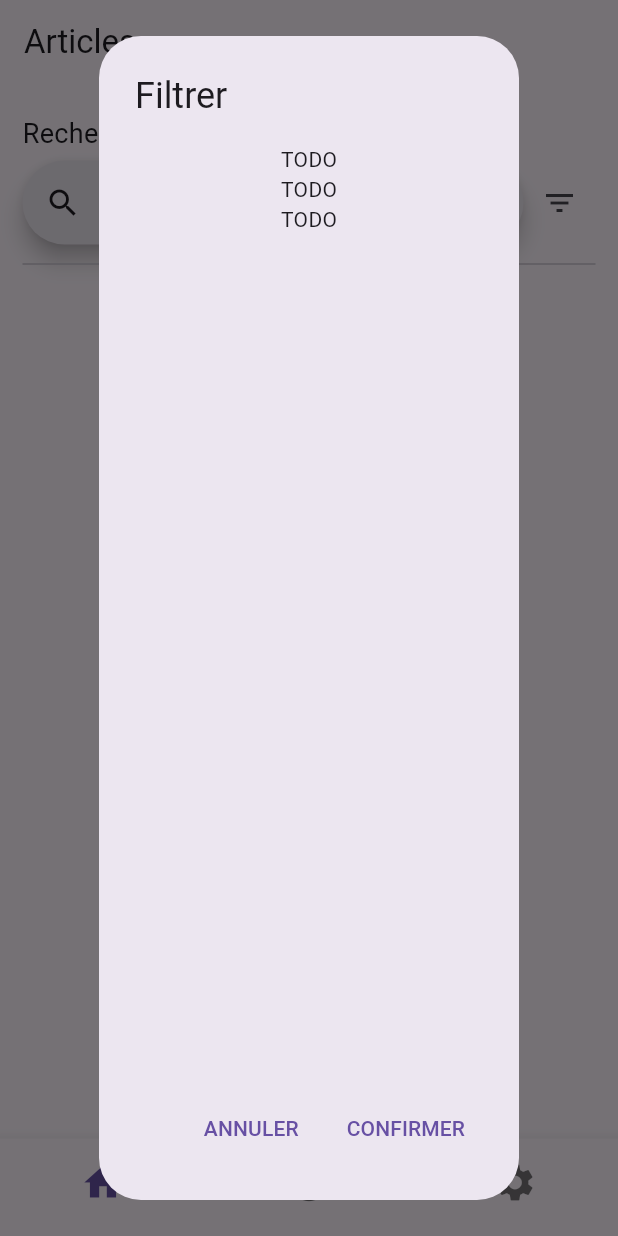
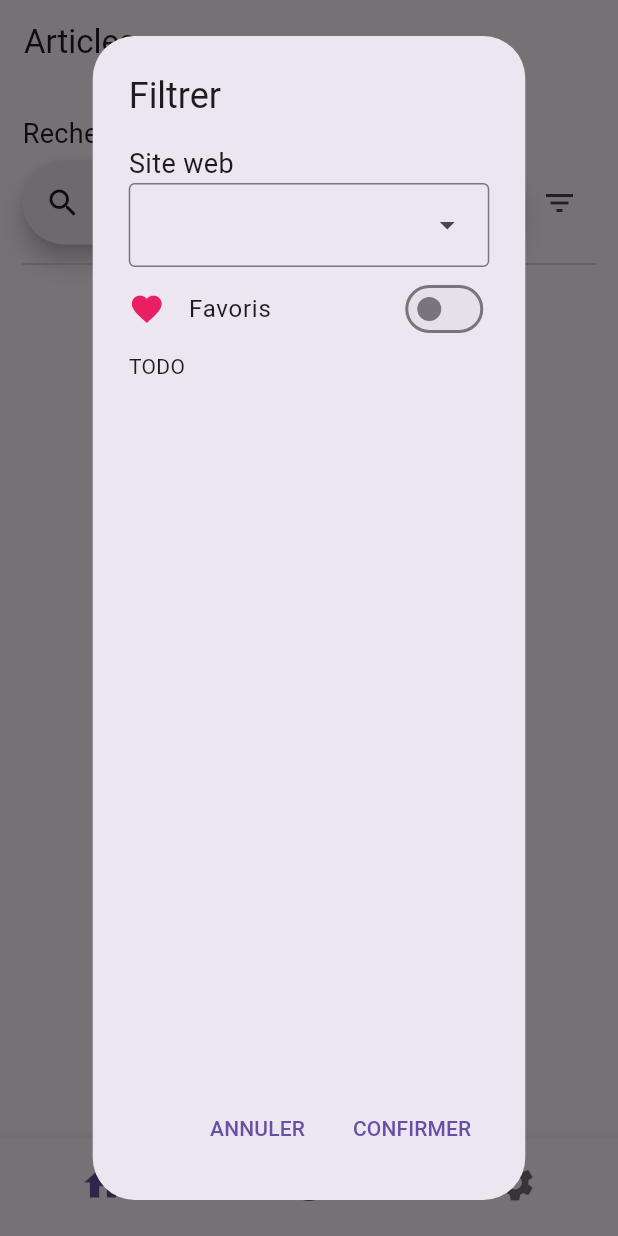
Before and after one commit to sturquier/thoth, a Flutter app: the screen it shows after launch, after a tap on the "filter list" icon, on a phone screen of 412 x 824 dp. Run offline on Flutter 3.47's test engine with Material 2 defaults, Android fonts, the light colour scheme and no system bars; our stand-ins replace firebase_core, firebase_database, go_router; accounts and stored records are empty; generated files the repository leaves out were written again; network calls fail.

Commit message:
Add more crawler & refactor structure. Improve card & filters rendering. Handle URL launch

```diff
--- a/lib/config/crawlers.dart
+++ b/lib/config/crawlers.dart
@@ -1,9 +1,14 @@
+import 'package:thoth/config/websites.dart';
 import 'package:thoth/models/article.dart';
-import 'package:thoth/services/crawlers.dart';
+import 'package:thoth/services/crawlers/crawler_log_rocket.dart';
+import 'package:thoth/services/crawlers/crawler_octo_talks.dart';
+import 'package:thoth/services/crawlers/crawler_towards_data_science.dart';
 
 enum CrawlingStatus { notCrawled, crawling, success, failure }
 
 final Map<String, Future<bool> Function(List<Article> existingArticles)>
     crawlers = {
-  'LogRocket': crawlLogRocket,
+  EWebsite.logRocket.name: crawlLogRocket,
+  EWebsite.octoTalks.name: crawlOctoTalks,
+  EWebsite.towardsDataScience.name: crawlTowardsDataScience
 };
--- a/lib/config/websites.dart
+++ b/lib/config/websites.dart
@@ -1,8 +1,24 @@
 import 'package:thoth/models/website.dart';
 
+enum EWebsite { logRocket, octoTalks, towardsDataScience }
+
+extension WebsiteExtension on EWebsite {
+  String get name {
+    switch (this) {
+      case EWebsite.logRocket:
+        return 'LogRocket';
+      case EWebsite.octoTalks:
+        return 'Octo Talks';
+      case EWebsite.towardsDataScience:
+        return 'Towards Data Science';
+    }
+  }
+}
+
 final List<Website> websites = [
-  const Website(name: 'LogRocket', url: 'https://blog.logrocket.com'),
-  const Website(name: 'Octo Talks', url: 'https://blog.octo.com'),
-  const Website(
-      name: 'Towards Data Science', url: 'https://towardsdatascience.com')
+  Website(name: EWebsite.logRocket.name, url: 'https://blog.logrocket.com'),
+  Website(name: EWebsite.octoTalks.name, url: 'https://blog.octo.com'),
+  Website(
+      name: EWebsite.towardsDataScience.name,
+      url: 'https://towardsdatascience.com')
 ];
--- a/lib/models/article.dart
+++ b/lib/models/article.dart
@@ -2,7 +2,7 @@ import 'package:thoth/models/website.dart';
 
 class Article {
   final String title;
-  final String description;
+  final String? description;
   final String url;
   final String image;
   final DateTime createdAt;
@@ -10,7 +10,7 @@ class Article {
 
   const Article(
       {required this.title,
-      required this.description,
+      this.description,
       required this.url,
       required this.image,
       required this.createdAt,
--- a/lib/screens/home/home.dart
+++ b/lib/screens/home/home.dart
@@ -60,7 +60,7 @@ class _HomeScreenState extends State<HomeScreen> {
                       Expanded(
                           child: InputSearchWidget(
                               onChangedCallback: (String? value) =>
-                                  setState(() => _search = value!))),
+                                  setState(() => _search = value ?? ''))),
                       IconButton(
                           icon: const Icon(Icons.filter_list),
                           onPressed: () => _openFiltersList(context))
--- a/lib/services/articles.dart
+++ b/lib/services/articles.dart
@@ -13,5 +13,7 @@ Future<List<Article>> fetchArticles() async {
         Article.fromJson(Map<String, dynamic>.from(snapshot.value as dynamic)));
   }
 
+  articles.sort((Article a, Article b) => -a.createdAt.compareTo(b.createdAt));
+
   return articles;
 }
--- a/lib/services/crawlers.dart
+++ b/lib/services/crawlers/crawler_log_rocket.dart
@@ -9,8 +9,8 @@ import 'package:thoth/models/website.dart';
 
 Future<bool> crawlLogRocket(List<Article> existingArticles) async {
   final List<Article> articles = [];
-  final Website website =
-      websites.firstWhere((Website website) => website.name == 'LogRocket');
+  final Website website = websites
+      .firstWhere((Website website) => website.name == EWebsite.logRocket.name);
 
   final http.Response response = await http.get(Uri.parse(website.url));
 
--- a/lib/widgets/dialog/dialog.dart
+++ b/lib/widgets/dialog/dialog.dart
@@ -1,23 +1,44 @@
 import 'package:flutter/material.dart';
+import 'package:thoth/config/websites.dart';
+import 'package:thoth/models/website.dart';
+import 'package:thoth/widgets/dropdown/dropdown.dart';
+import 'package:thoth/widgets/switch/switch.dart';
 
 class ArticleDialogWidget extends StatelessWidget {
   const ArticleDialogWidget({Key? key}) : super(key: key);
+
+  void _applyFilters(BuildContext context) {
+    Navigator.pop(context);
+  }
 
   @override
   Widget build(BuildContext context) {
     return AlertDialog(
       title: const Text('Filtrer'),
-      content: const Column(children: [
-        Text('TODO'),
-        Text('TODO'),
-        Text('TODO'),
+      content: Column(crossAxisAlignment: CrossAxisAlignment.start, children: [
+        const Text(
+          'Site web',
+          style: TextStyle(fontSize: 18),
+        ),
+        DropdownMenuWidget(
+            width: MediaQuery.of(context).size.width * 0.6,
+            entries: websites.map((Website website) => website.name).toList()),
+        SwitchListTileWidget(
+            title: 'Favoris',
+            value: false,
+            onChangedCallback: (bool? value) => print('TODO'),
+            secondary: const Icon(
+              Icons.favorite,
+              color: Colors.pink,
+            )),
+        const Text('TODO'),
       ]),
       actions: [
         TextButton(
             onPressed: () => Navigator.pop(context),
             child: const Text('ANNULER')),
         TextButton(
-            onPressed: () => Navigator.pop(context),
+            onPressed: () => _applyFilters(context),
             child: const Text('CONFIRMER'))
       ],
     );
--- /dev/null
+++ b/lib/widgets/dropdown/dropdown.dart
@@ -0,0 +1,25 @@
+import 'package:flutter/material.dart';
+
+class DropdownMenuWidget extends StatefulWidget {
+  final double width;
+  final List<String> entries;
+
+  const DropdownMenuWidget(
+      {Key? key, required this.width, required this.entries})
+      : super(key: key);
+
+  @override
+  State<DropdownMenuWidget> createState() => _DropdownMenuWidgetState();
+}
+
+class _DropdownMenuWidgetState extends State<DropdownMenuWidget> {
+  @override
+  Widget build(BuildContext context) {
+    return DropdownMenu(
+        width: widget.width,
+        dropdownMenuEntries: widget.entries
+            .map<DropdownMenuEntry<String>>(
+                (String entry) => DropdownMenuEntry(value: entry, label: entry))
+            .toList());
+  }
+}
--- a/lib/widgets/input/input.dart
+++ b/lib/widgets/input/input.dart
@@ -23,11 +23,21 @@ class _InputSearchWidgetState extends State<InputSearchWidget> {
   @override
   Widget build(BuildContext context) {
     return SearchBar(
-      controller: _searchController,
-      leading: const Icon(Icons.search),
-      padding:
-          const MaterialStatePropertyAll(EdgeInsets.symmetric(horizontal: 15)),
-      onChanged: widget.onChangedCallback,
-    );
+        controller: _searchController,
+        leading: const Icon(Icons.search),
+        trailing: _searchController.text.isNotEmpty
+            ? [
+                IconButton(
+                  icon: const Icon(Icons.close),
+                  onPressed: () {
+                    _searchController.clear();
+                    widget.onChangedCallback(null);
+                  },
+                )
+              ]
+            : [],
+        padding: const MaterialStatePropertyAll(
+            EdgeInsets.symmetric(horizontal: 15)),
+        onChanged: widget.onChangedCallback);
   }
 }
--- /dev/null
+++ b/lib/widgets/switch/switch.dart
@@ -0,0 +1,32 @@
+import 'package:flutter/material.dart';
+
+class SwitchListTileWidget extends StatefulWidget {
+  final String title;
+  final bool value;
+  final void Function(bool?) onChangedCallback;
+  final Widget secondary;
+
+  const SwitchListTileWidget(
+      {Key? key,
+      required this.title,
+      required this.value,
+      required this.onChangedCallback,
+      required this.secondary})
+      : super(key: key);
+
+  @override
+  State<SwitchListTileWidget> createState() => _SwitchListTileWidgetState();
+}
+
+class _SwitchListTileWidgetState extends State<SwitchListTileWidget> {
+  @override
+  Widget build(BuildContext context) {
+    return SwitchListTile(
+      contentPadding: EdgeInsets.zero,
+      title: Text(widget.title),
+      value: widget.value,
+      onChanged: widget.onChangedCallback,
+      secondary: widget.secondary,
+    );
+  }
+}
--- a/pubspec.yaml
+++ b/pubspec.yaml
@@ -41,6 +41,7 @@ dependencies:
   http: ^1.1.0
   html: ^0.15.4
   intl: ^0.18.1
+  url_launcher: ^6.1.14
 
 dev_dependencies:
   flutter_test:
```
Also changed, not shown: lib/services/crawlers/crawler_octo_talks.dart (added, +88 -0 lines), lib/services/crawlers/crawler_towards_data_science.dart (added, +88 -0 lines), lib/widgets/card/card.dart (+59 -10 lines), pubspec.lock, 1 other file.
